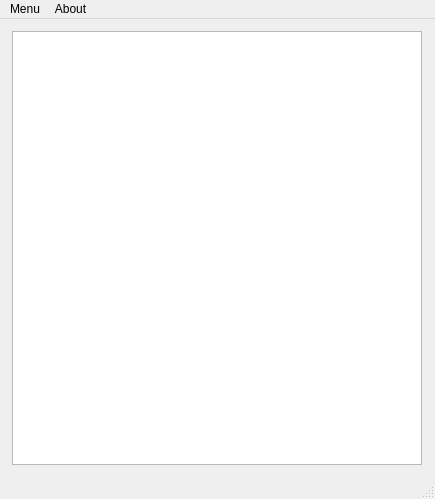
The window that ui/mainWindow_v2.ui (GoCodingIcreated/VKMessenger) describes before a commit, drawn with Qt 5.
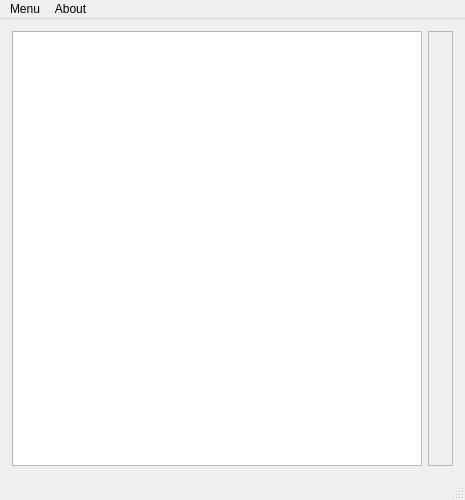
The same window after the commit.

```diff
--- a/ui/mainWindow_v2.ui
+++ b/ui/mainWindow_v2.ui
@@ -6,8 +6,8 @@
    <rect>
     <x>0</x>
     <y>0</y>
-    <width>435</width>
-    <height>499</height>
+    <width>465</width>
+    <height>500</height>
    </rect>
   </property>
   <property name="sizePolicy">
@@ -18,13 +18,13 @@
   </property>
   <property name="minimumSize">
    <size>
-    <width>435</width>
+    <width>465</width>
     <height>200</height>
    </size>
   </property>
   <property name="maximumSize">
    <size>
-    <width>435</width>
+    <width>900</width>
     <height>500</height>
    </size>
   </property>
@@ -35,7 +35,7 @@
    <property name="locale">
     <locale language="Russian" country="Russia"/>
    </property>
-   <layout class="QVBoxLayout" name="verticalLayout_2">
+   <layout class="QHBoxLayout" name="horizontalLayout">
     <property name="leftMargin">
      <number>12</number>
     </property>
@@ -50,6 +50,18 @@
     </property>
     <item>
      <widget class="QListWidget" name="listWidget">
+      <property name="sizePolicy">
+       <sizepolicy hsizetype="Fixed" vsizetype="Expanding">
+        <horstretch>0</horstretch>
+        <verstretch>0</verstretch>
+       </sizepolicy>
+      </property>
+      <property name="minimumSize">
+       <size>
+        <width>410</width>
+        <height>0</height>
+       </size>
+      </property>
       <property name="maximumSize">
        <size>
         <width>410</width>
@@ -58,6 +70,19 @@
       </property>
      </widget>
     </item>
+    <item>
+     <widget class="QFrame" name="frame">
+      <property name="enabled">
+       <bool>true</bool>
+      </property>
+      <property name="frameShape">
+       <enum>QFrame::StyledPanel</enum>
+      </property>
+      <property name="frameShadow">
+       <enum>QFrame::Raised</enum>
+      </property>
+     </widget>
+    </item>
    </layout>
   </widget>
   <widget class="QMenuBar" name="menubar">
@@ -65,7 +90,7 @@
     <rect>
      <x>0</x>
      <y>0</y>
-     <width>435</width>
+     <width>465</width>
      <height>25</height>
     </rect>
    </property>
```
Left out of the diff: 6 changed lines with no effect on the pictures.
